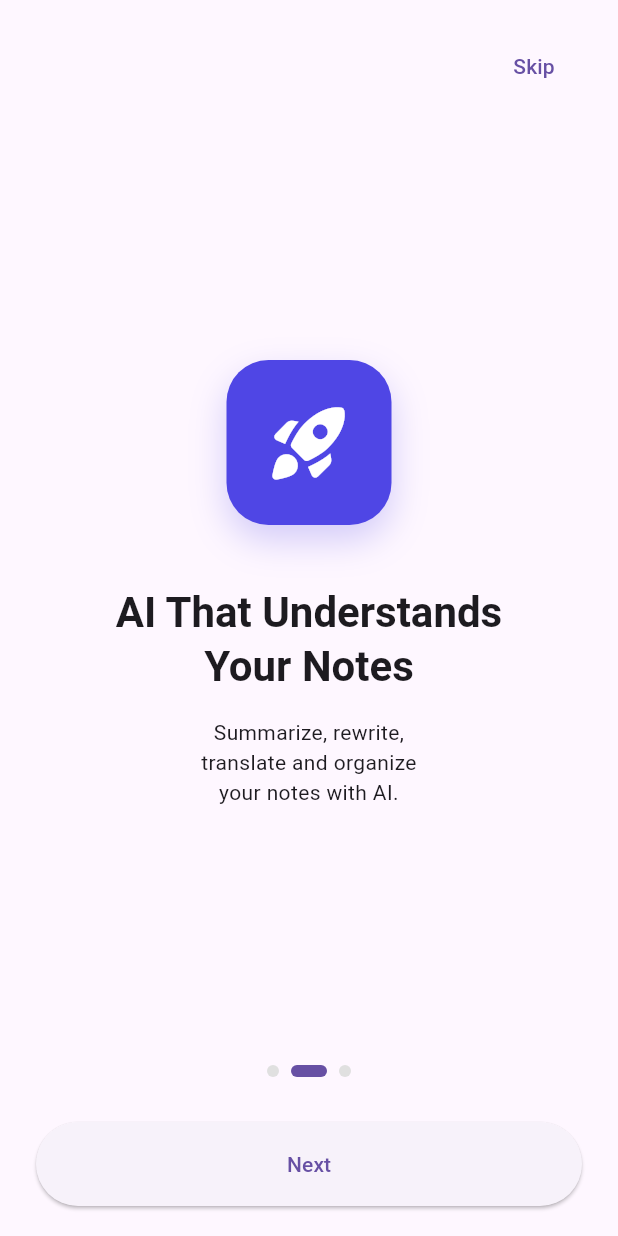
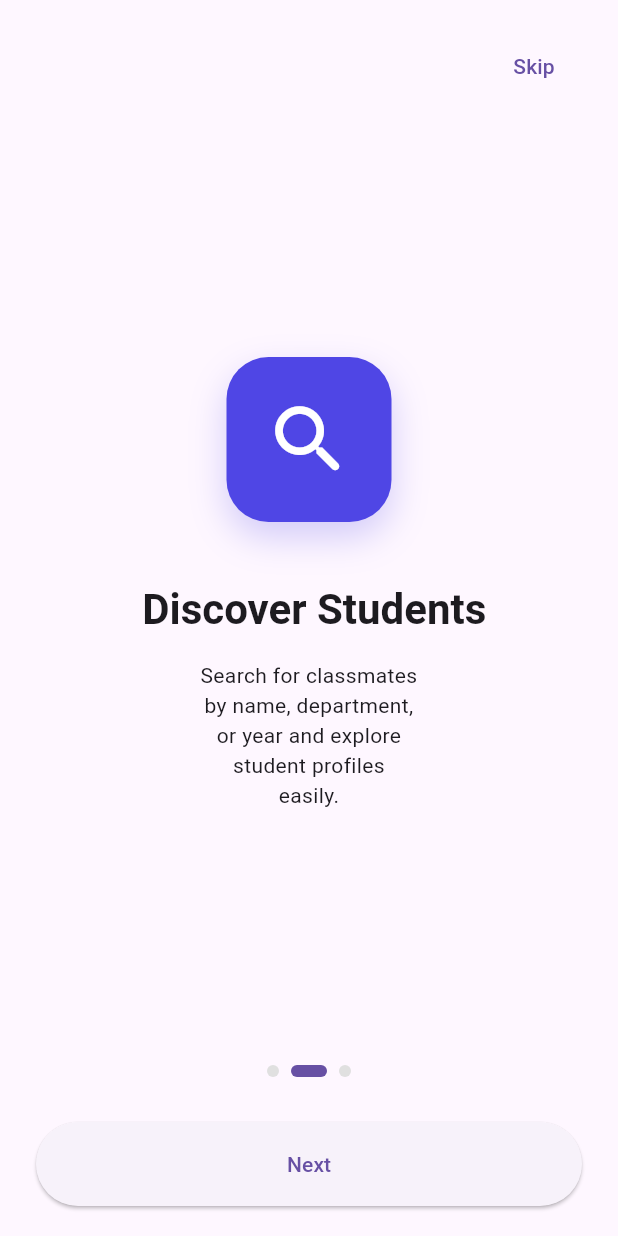
Before and after one commit to pradeepdevianbu-netizen/ai-notes-app, a Flutter app: the screen it shows after launch, after a tap on "Next", on a phone screen of 412 x 824 dp. Run offline on Flutter 3.47's test engine with Material 3 defaults, Android fonts, the phone set to English and light mode, and no system bars; our stand-ins replace cloud_firestore, firebase_auth, firebase_core, google_fonts; accounts and stored records are empty; network calls fail.

```diff
--- a/lib/screens/onboarding/onboarding_screen1.dart
+++ b/lib/screens/onboarding/onboarding_screen1.dart
@@ -46,7 +46,7 @@ class OnboardingScreen extends StatelessWidget {
                         ),
                       ]),
                   child: const Icon(
-                    Icons.rocket_launch_rounded,
+                    Icons.groups_rounded,
                     size: 60,
                     color: Colors.white,
                   ),
@@ -71,7 +71,7 @@ class OnboardingScreen extends StatelessWidget {
               /// Description
               Center(
                 child: Text(
-                  "Capture your thoughts,\nideas and inspirations\nwith AI assistance.",
+             "Find and connect with\nstudents from your\ncollege, department,\nand year—all in\none place.",
                   textAlign: TextAlign.center,
                   style: theme.textTheme.bodyMedium,
                 ),
--- a/lib/screens/onboarding/onboarding_screen2.dart
+++ b/lib/screens/onboarding/onboarding_screen2.dart
@@ -49,7 +49,7 @@ class OnboardingScreen2 extends StatelessWidget {
                     ],
                   ),
                   child: const Icon(
-                    Icons.rocket_launch_rounded,
+                    Icons.search_rounded,
                     color: Colors.white,
                     size: 60,
                   ),
@@ -61,7 +61,7 @@ class OnboardingScreen2 extends StatelessWidget {
               /// Title
               Center(
                 child: Text(
-                  "AI That Understands\nYour Notes",
+                " Discover Students",
                   textAlign: TextAlign.center,
                   style: theme.textTheme.headlineMedium?.copyWith(
                     fontWeight: FontWeight.bold,
@@ -74,7 +74,7 @@ class OnboardingScreen2 extends StatelessWidget {
               /// Description
               Center(
                 child: Text(
-                  "Summarize, rewrite,\ntranslate and organize\nyour notes with AI.",
+                 "Search for classmates\nby name, department,\nor year and explore\nstudent profiles\neasily.",
                   textAlign: TextAlign.center,
                   style: theme.textTheme.bodyMedium,
                 ),
--- a/lib/screens/onboarding/onboarding_screen3.dart
+++ b/lib/screens/onboarding/onboarding_screen3.dart
@@ -67,7 +67,7 @@ class OnboardingScreen3 extends StatelessWidget {
               /// Title
               Center(
                 child: Text(
-                  "Stay Organized,\nEvery Day",
+             "  Build Your Network",
                   textAlign: TextAlign.center,
                   style: theme.textTheme.headlineMedium?.copyWith(
                     fontWeight: FontWeight.bold,
--- a/lib/screens/splash/splash_screen.dart
+++ b/lib/screens/splash/splash_screen.dart
@@ -62,7 +62,7 @@ class _SplashScreenState extends State<SplashScreen> {
                   const SizedBox(height: 28),
 
                   Text(
-                    "MindnoteAI",
+                    "CampusX",
                     style: Theme.of(context).textTheme.headlineMedium?.copyWith(
                           fontWeight: FontWeight.bold,
                           color: AppColors.textPrimary,
@@ -72,7 +72,7 @@ class _SplashScreenState extends State<SplashScreen> {
                   const SizedBox(height: 8),
 
                   Text(
-                    "Your thoughts, organized,",
+                    "Connect. Collaborate. Grow.",
                     style: Theme.of(context).textTheme.bodyMedium?.copyWith(
                           color: AppColors.textSecondary,
                         ),
--- a/pubspec.yaml
+++ b/pubspec.yaml
@@ -35,6 +35,7 @@ dependencies:
   google_fonts: ^6.3.0
   firebase_core: ^4.0.0
   firebase_auth: ^6.0.0
+  cloud_firestore: ^6.0.0
 
 
   # The following adds the Cupertino Icons font to your application.
```
Also changed, not shown: lib/screens/Profile/complete_profile_screen.dart (+37 -16 lines), pubspec.lock.
